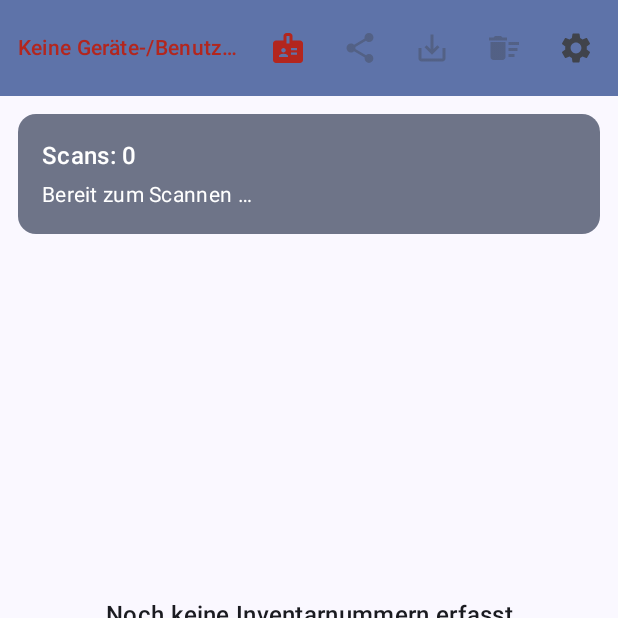
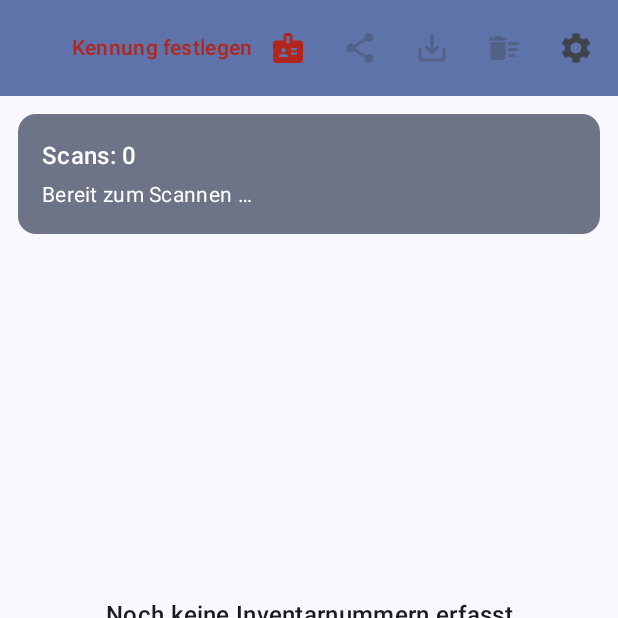
Before and after one commit to olafkenfenheuer/inventur, an Android app built with Jetpack Compose: the composable InventoryScreen shown on its own in the app's theme, on a phone screen of 412 x 824 dp, the top half of it. Run offline under Robolectric (Android 15) with nearby library versions, the phone set to English and light mode, and no system bars; 2 statements that could not run were skipped.

Commit message:
Kopfzeile: Kennungs-Text im Titelbereich mit Umbruch, Zahnrad bleibt auf schmalen Bildschirmen sichtbar
Co-Authored-By: Claude Sonnet 5.5 <noreply@anthropic.com>
Claude-Session: https://claude.ai/code/session_01D7UtGmAD4Chy5oNHdd54nN

```diff
--- a/app/src/main/java/com/kenfenheuer/inventur/ui/InventoryScreen.kt
+++ b/app/src/main/java/com/kenfenheuer/inventur/ui/InventoryScreen.kt
@@ -166,39 +166,38 @@ fun InventoryScreen(
 
     // Schmale Screens (Handy hochkant): ohne App-Titel passen Kennung und alle
     // Icons in eine Zeile; lange Kennungen werden dort begrenzt dargestellt.
-    val compactBar = widthDp < 600
 
     Scaffold(
         topBar = {
             TopAppBar(
-                // Bewusst ohne App-Namen – der Platz gehoert der Kennung
-                // und den Aktions-Icons.
-                title = {},
-                colors = TopAppBarDefaults.topAppBarColors(
-                    containerColor = MaterialTheme.colorScheme.primaryContainer,
-                    titleContentColor = MaterialTheme.colorScheme.onPrimaryContainer,
-                ),
-                actions = {
-                    // Aktuelle Geraete-/Benutzerkennung direkt in der Kopfzeile,
-                    // antippbar zum Aendern (wie das Badge-Icon daneben). Ohne
-                    // Kennung steht hier ein roter Hinweis, damit sie bei
-                    // Mehrgeraete-Inventuren nicht vergessen wird.
+                // Die Geraete-/Benutzerkennung steht im Titelbereich: Er bekommt nur den Platz, den die Aktions-Icons uebrig lassen,
+                // und der Text bricht dort um (max. 2 Zeilen). So bleiben alle Icons auch auf schmalen Bildschirmen
+                // (z. B. 360 dp) sichtbar. Antippbar zum Aendern (wie das Badge-Icon daneben). Ohne Kennung steht hier ein
+                // roter Hinweis, damit sie bei Mehrgeraete-Inventuren nicht vergessen wird.
+                title = {
                     Text(
-                        text = deviceLabel.ifEmpty { "Keine Geräte-/Benutzerkennung – hier festlegen" },
+                        text = deviceLabel.ifEmpty { "Kennung festlegen" },
                         style = MaterialTheme.typography.bodyMedium,
                         fontWeight = FontWeight.SemiBold,
-                        maxLines = 1,
+                        maxLines = 2,
                         overflow = TextOverflow.Ellipsis,
+                        textAlign = TextAlign.End,
                         color = if (deviceLabel.isNotEmpty()) {
                             MaterialTheme.colorScheme.onPrimaryContainer
                         } else {
                             MaterialTheme.colorScheme.error
                         },
                         modifier = Modifier
-                            .then(if (compactBar) Modifier.widthIn(max = 160.dp) else Modifier)
+                            .fillMaxWidth()
                             .clickable { showDeviceDialog = true }
                             .padding(horizontal = 4.dp),
                     )
+                },
+                colors = TopAppBarDefaults.topAppBarColors(
+                    containerColor = MaterialTheme.colorScheme.primaryContainer,
+                    titleContentColor = MaterialTheme.colorScheme.onPrimaryContainer,
+                ),
+                actions = {
                     IconButton(onClick = { showDeviceDialog = true }) {
                         Icon(
                             Icons.Filled.Badge,
```
Also changed, not shown: 1 other file.
